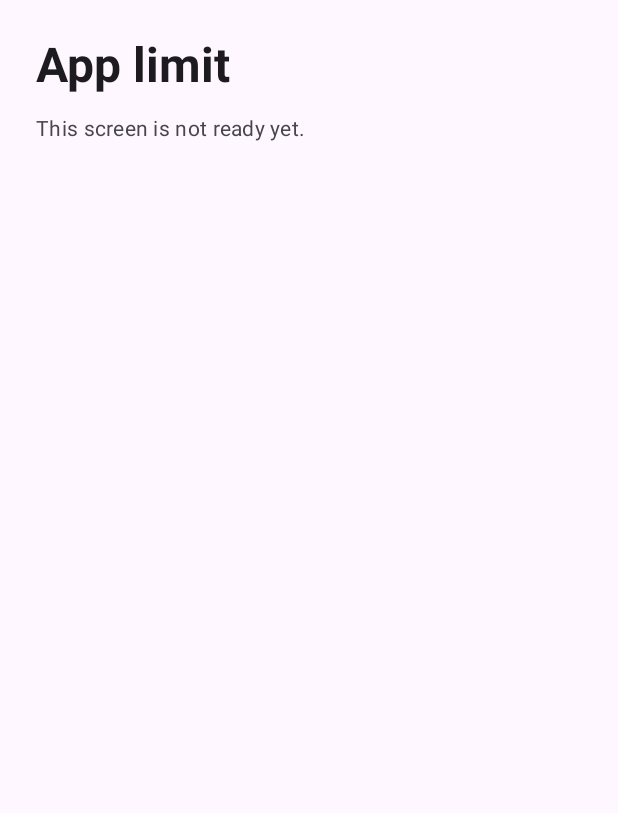
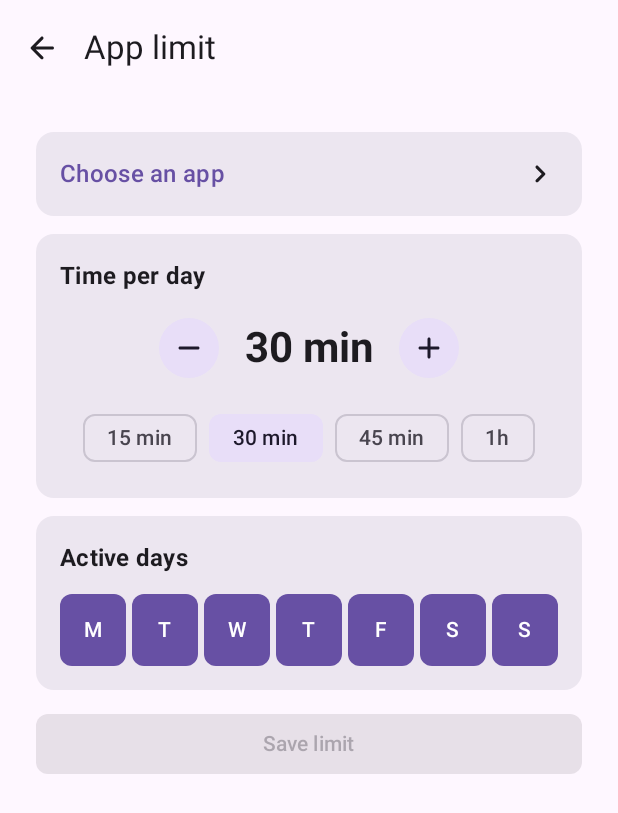
Before and after one commit to JustAntis/Pause, an Android app built with Jetpack Compose: the LimitEditRoute screen opened through its navigation route, on a phone screen of 412 x 824 dp. Shown: the top 813 px of the screen. Run offline under Robolectric (Android 15) with nearby library versions, the phone set to English and light mode, and no system bars; our stand-ins replace Dagger/Hilt's generated code, Room's generated code; libraries missing offline, so code that uses them is left out: androidx.hilt.lifecycle.

Commit message:
add: limit edit screen with app picker, stepper, presets and active days

```diff
--- /dev/null
+++ b/app/src/main/java/com/justantis/pause/presentation/limitedit/LimitEditContract.kt
@@ -0,0 +1,60 @@
+package com.justantis.pause.presentation.limitedit
+
+import com.justantis.pause.domain.model.AppLimit
+import com.justantis.pause.presentation.components.PickerApp
+import java.time.DayOfWeek
+
+data class LimitEditState(
+    val isLoading: Boolean = true,
+    val isEditMode: Boolean = false,
+    val isAppFixed: Boolean = false,
+    val selectedApp: PickerApp? = null,
+    val limitMinutes: Int = DEFAULT_LIMIT_MINUTES,
+    val activeDays: Set<DayOfWeek> = DayOfWeek.entries.toSet(),
+    val availableApps: List<PickerApp> = emptyList(),
+    val isPickerVisible: Boolean = false,
+    val pickerQuery: String = "",
+    val isDeleteDialogVisible: Boolean = false,
+    val isSaving: Boolean = false
+) {
+    val canSave: Boolean
+        get() = selectedApp != null && !isLoading && !isSaving
+
+    val canDecrease: Boolean
+        get() = limitMinutes > AppLimit.MIN_MINUTES
+
+    val canIncrease: Boolean
+        get() = limitMinutes < AppLimit.MAX_MINUTES
+
+    val filteredApps: List<PickerApp>
+        get() = if (pickerQuery.isBlank()) {
+            availableApps
+        } else {
+            availableApps.filter { it.label.contains(pickerQuery.trim(), ignoreCase = true) }
+        }
+
+    companion object {
+        const val DEFAULT_LIMIT_MINUTES = 30
+        val PRESETS_MINUTES = listOf(15, 30, 45, 60)
+    }
+}
+
+sealed interface LimitEditIntent {
+    data object AppRowClicked : LimitEditIntent
+    data class PickerQueryChanged(val query: String) : LimitEditIntent
+    data class AppPicked(val packageName: String) : LimitEditIntent
+    data object PickerDismissed : LimitEditIntent
+    data object DecreaseClicked : LimitEditIntent
+    data object IncreaseClicked : LimitEditIntent
+    data class PresetSelected(val minutes: Int) : LimitEditIntent
+    data class DayToggled(val day: DayOfWeek) : LimitEditIntent
+    data object SaveClicked : LimitEditIntent
+    data object DeleteClicked : LimitEditIntent
+    data object DeleteConfirmed : LimitEditIntent
+    data object DeleteDismissed : LimitEditIntent
+    data object BackClicked : LimitEditIntent
+}
+
+sealed interface LimitEditEffect {
+    data object Close : LimitEditEffect
+}
--- /dev/null
+++ b/app/src/main/java/com/justantis/pause/presentation/limitedit/LimitEditScreen.kt
@@ -0,0 +1,347 @@
+package com.justantis.pause.presentation.limitedit
+
+import androidx.activity.compose.BackHandler
+import androidx.compose.foundation.background
+import androidx.compose.foundation.layout.Arrangement
+import androidx.compose.foundation.layout.Box
+import androidx.compose.foundation.layout.Column
+import androidx.compose.foundation.layout.Row
+import androidx.compose.foundation.layout.Spacer
+import androidx.compose.foundation.layout.fillMaxSize
+import androidx.compose.foundation.layout.fillMaxWidth
+import androidx.compose.foundation.layout.height
+import androidx.compose.foundation.layout.padding
+import androidx.compose.foundation.layout.width
+import androidx.compose.foundation.rememberScrollState
+import androidx.compose.foundation.selection.toggleable
+import androidx.compose.foundation.shape.RoundedCornerShape
+import androidx.compose.foundation.verticalScroll
+import androidx.compose.material.icons.Icons
+import androidx.compose.material.icons.automirrored.rounded.ArrowBack
+import androidx.compose.material.icons.rounded.ChevronRight
+import androidx.compose.material3.AlertDialog
+import androidx.compose.material3.Button
+import androidx.compose.material3.Card
+import androidx.compose.material3.CardDefaults
+import androidx.compose.material3.CircularProgressIndicator
+import androidx.compose.material3.ExperimentalMaterial3Api
+import androidx.compose.material3.FilterChip
+import androidx.compose.material3.Icon
+import androidx.compose.material3.IconButton
+import androidx.compose.material3.MaterialTheme
+import androidx.compose.material3.Scaffold
+import androidx.compose.material3.Text
+import androidx.compose.material3.TextButton
+import androidx.compose.material3.TopAppBar
+import androidx.compose.runtime.Composable
+import androidx.compose.runtime.getValue
+import androidx.compose.ui.Alignment
+import androidx.compose.ui.Modifier
+import androidx.compose.ui.draw.clip
+import androidx.compose.ui.res.stringResource
+import androidx.compose.ui.semantics.Role
+import androidx.compose.ui.semantics.contentDescription
+import androidx.compose.ui.semantics.semantics
+import androidx.compose.ui.text.font.FontWeight
+import androidx.compose.ui.tooling.preview.Preview
+import androidx.compose.ui.unit.dp
+import androidx.hilt.lifecycle.viewmodel.compose.hiltViewModel
+import androidx.lifecycle.compose.collectAsStateWithLifecycle
+import com.justantis.pause.R
+import com.justantis.pause.presentation.components.AppIcon
+import com.justantis.pause.presentation.components.AppPickerSheet
+import com.justantis.pause.presentation.components.ObserveEffects
+import com.justantis.pause.presentation.components.PickerApp
+import com.justantis.pause.presentation.components.ValueStepper
+import com.justantis.pause.presentation.components.dayName
+import com.justantis.pause.presentation.components.formatDuration
+import com.justantis.pause.presentation.theme.PauseTheme
+import java.time.DayOfWeek
+import java.time.format.TextStyle
+
+@Composable
+fun LimitEditRoute(
+    onClose: () -> Unit,
+    viewModel: LimitEditViewModel = hiltViewModel()
+) {
+    val state by viewModel.state.collectAsStateWithLifecycle()
+
+    ObserveEffects(viewModel.effects) { effect ->
+        when (effect) {
+            LimitEditEffect.Close -> onClose()
+        }
+    }
+    BackHandler { viewModel.onIntent(LimitEditIntent.BackClicked) }
+
+    LimitEditScreen(state = state, onIntent = viewModel::onIntent)
+}
+
+@OptIn(ExperimentalMaterial3Api::class)
+@Composable
+fun LimitEditScreen(
+    state: LimitEditState,
+    onIntent: (LimitEditIntent) -> Unit,
+    modifier: Modifier = Modifier
+) {
+    Scaffold(
+        modifier = modifier,
+        topBar = {
+            TopAppBar(
+                title = { Text(text = stringResource(R.string.limit_edit_title)) },
+                navigationIcon = {
+                    IconButton(onClick = { onIntent(LimitEditIntent.BackClicked) }) {
+                        Icon(
+                            imageVector = Icons.AutoMirrored.Rounded.ArrowBack,
+                            contentDescription = stringResource(R.string.back)
+                        )
+                    }
+                }
+            )
+        }
+    ) { innerPadding ->
+        if (state.isLoading) {
+            Box(
+                modifier = Modifier
+                    .fillMaxSize()
+                    .padding(innerPadding),
+                contentAlignment = Alignment.Center
+            ) {
+                CircularProgressIndicator()
+            }
+            return@Scaffold
+        }
+
+        Column(
+            modifier = Modifier
+                .fillMaxSize()
+                .padding(innerPadding)
+                .verticalScroll(rememberScrollState())
+                .padding(24.dp),
+            verticalArrangement = Arrangement.spacedBy(12.dp)
+        ) {
+            AppRow(
+                app = state.selectedApp,
+                isFixed = state.isAppFixed,
+                onClick = { onIntent(LimitEditIntent.AppRowClicked) }
+            )
+            TimePerDayCard(state, onIntent)
+            ActiveDaysCard(activeDays = state.activeDays, onDayToggled = { onIntent(LimitEditIntent.DayToggled(it)) })
+            Button(
+                onClick = { onIntent(LimitEditIntent.SaveClicked) },
+                enabled = state.canSave,
+                modifier = Modifier.fillMaxWidth(),
+                shape = RoundedCornerShape(8.dp)
+            ) {
+                Text(text = stringResource(R.string.limit_edit_save))
+            }
+            if (state.isEditMode) {
+                TextButton(
+                    onClick = { onIntent(LimitEditIntent.DeleteClicked) },
+                    modifier = Modifier.fillMaxWidth(),
+                    shape = RoundedCornerShape(8.dp)
+                ) {
+                    Text(
+                        text = stringResource(R.string.limit_edit_delete),
+                        color = MaterialTheme.colorScheme.error
+                    )
+                }
+            }
+        }
+    }
+
+    if (state.isPickerVisible) {
+        AppPickerSheet(
+            apps = state.filteredApps,
+            query = state.pickerQuery,
+            onQueryChange = { onIntent(LimitEditIntent.PickerQueryChanged(it)) },
+            onAppPicked = { onIntent(LimitEditIntent.AppPicked(it)) },
+            onDismiss = { onIntent(LimitEditIntent.PickerDismissed) }
+        )
+    }
+    if (state.isDeleteDialogVisible) {
+        AlertDialog(
+            onDismissRequest = { onIntent(LimitEditIntent.DeleteDismissed) },
+            title = { Text(text = stringResource(R.string.limit_edit_delete_title)) },
+            text = {
+                Text(
+                    text = stringResource(
+                        R.string.limit_edit_delete_text,
+                        state.selectedApp?.label.orEmpty()
+                    )
+                )
+            },
+            confirmButton = {
+                TextButton(onClick = { onIntent(LimitEditIntent.DeleteConfirmed) }) {
+                    Text(
+                        text = stringResource(R.string.limit_edit_delete_confirm),
+                        color = MaterialTheme.colorScheme.error
+                    )
+                }
+            },
+            dismissButton = {
+                TextButton(onClick = { onIntent(LimitEditIntent.DeleteDismissed) }) {
+                    Text(text = stringResource(R.string.cancel))
+                }
+            }
+        )
+    }
+}
+
+@Composable
+private fun AppRow(app: PickerApp?, isFixed: Boolean, onClick: () -> Unit) {
+    Card(
+        onClick = onClick,
+        enabled = !isFixed,
+        modifier = Modifier.fillMaxWidth(),
+        colors = CardDefaults.cardColors(
+            containerColor = MaterialTheme.colorScheme.surfaceContainerHigh,
+            disabledContainerColor = MaterialTheme.colorScheme.surfaceContainerHigh,
+            disabledContentColor = MaterialTheme.colorScheme.onSurface
+        )
+    ) {
+        Row(
+            modifier = Modifier.padding(16.dp),
+            verticalAlignment = Alignment.CenterVertically
+        ) {
+            if (app != null) {
+                AppIcon(packageName = app.packageName)
+                Spacer(modifier = Modifier.width(12.dp))
+            }
+            Text(
+                text = app?.label ?: stringResource(R.string.limit_edit_choose_app),
+                style = MaterialTheme.typography.titleMedium,
+                color = if (app == null) MaterialTheme.colorScheme.primary else MaterialTheme.colorScheme.onSurface,
+                modifier = Modifier.weight(1f)
+            )
+            if (!isFixed) {
+                Icon(imageVector = Icons.Rounded.ChevronRight, contentDescription = null)
+            }
+        }
+    }
+}
+
+@Composable
+private fun TimePerDayCard(state: LimitEditState, onIntent: (LimitEditIntent) -> Unit) {
+    Card(
+        modifier = Modifier.fillMaxWidth(),
+        colors = CardDefaults.cardColors(
+            containerColor = MaterialTheme.colorScheme.surfaceContainerHigh
+        )
+    ) {
+        Column(
+            modifier = Modifier
+                .fillMaxWidth()
+                .padding(16.dp),
+            horizontalAlignment = Alignment.CenterHorizontally,
+            verticalArrangement = Arrangement.spacedBy(12.dp)
+        ) {
+            Text(
+                text = stringResource(R.string.limit_edit_time_per_day),
+                style = MaterialTheme.typography.titleMedium,
+                fontWeight = FontWeight.Bold,
+                modifier = Modifier.fillMaxWidth()
+            )
+            ValueStepper(
+                value = formatDuration(state.limitMinutes),
+                onDecrease = { onIntent(LimitEditIntent.DecreaseClicked) },
+                onIncrease = { onIntent(LimitEditIntent.IncreaseClicked) },
+                decreaseEnabled = state.canDecrease,
+                increaseEnabled = state.canIncrease
+            )
+            Row(horizontalArrangement = Arrangement.spacedBy(8.dp)) {
+                LimitEditState.PRESETS_MINUTES.forEach { minutes ->
+                    FilterChip(
+                        selected = state.limitMinutes == minutes,
+                        onClick = { onIntent(LimitEditIntent.PresetSelected(minutes)) },
+                        label = { Text(text = formatDuration(minutes)) }
+                    )
+                }
+            }
+        }
+    }
+}
+
+@Composable
+private fun ActiveDaysCard(activeDays: Set<DayOfWeek>, onDayToggled: (DayOfWeek) -> Unit) {
+    Card(
+        modifier = Modifier.fillMaxWidth(),
+        colors = CardDefaults.cardColors(
+            containerColor = MaterialTheme.colorScheme.surfaceContainerHigh
+        )
+    ) {
+        Column(
+            modifier = Modifier.padding(16.dp),
+            verticalArrangement = Arrangement.spacedBy(12.dp)
+        ) {
+            Text(
+                text = stringResource(R.string.limit_edit_active_days),
+                style = MaterialTheme.typography.titleMedium,
+                fontWeight = FontWeight.Bold
+            )
+            Row(horizontalArrangement = Arrangement.spacedBy(4.dp)) {
+                DayOfWeek.entries.forEach { day ->
+                    DayToggle(
+                        label = dayName(day, TextStyle.NARROW),
+                        description = dayName(day, TextStyle.FULL),
+                        selected = day in activeDays,
+                        onToggle = { onDayToggled(day) },
+                        modifier = Modifier.weight(1f)
+                    )
+                }
+            }
+        }
+    }
+}
+
+@Composable
+private fun DayToggle(
+    label: String,
+    description: String,
+    selected: Boolean,
+    onToggle: () -> Unit,
+    modifier: Modifier = Modifier
+) {
+    Box(
+        modifier = modifier
+            .height(48.dp)
+            .clip(RoundedCornerShape(8.dp))
+            .background(
+                if (selected) MaterialTheme.colorScheme.primary else MaterialTheme.colorScheme.surfaceVariant
+            )
+            .toggleable(value = selected, role = Role.Checkbox, onValueChange = { onToggle() })
+            .semantics { contentDescription = description },
+        contentAlignment = Alignment.Center
+    ) {
+        Text(
+            text = label,
+            style = MaterialTheme.typography.labelLarge,
+            color = if (selected) MaterialTheme.colorScheme.onPrimary else MaterialTheme.colorScheme.onSurfaceVariant
+        )
+    }
+}
+
+@Preview(device = "spec:width=411dp,height=891dp", showSystemUi = true, showBackground = true)
+@Composable
+fun LimitEditScreenPreview() {
+    PauseTheme {
+        LimitEditScreen(
+            state = LimitEditState(
+                isLoading = false,
+                isEditMode = true,
+                isAppFixed = true,
+                selectedApp = PickerApp("com.instagram.android", "Instagram"),
+                limitMinutes = 45,
+                activeDays = DayOfWeek.entries.toSet() - DayOfWeek.SATURDAY - DayOfWeek.SUNDAY
+            ),
+            onIntent = {}
+        )
+    }
+}
+
+@Preview(device = "spec:width=411dp,height=891dp", showSystemUi = true, showBackground = true)
+@Composable
+fun LimitEditScreenCreatePreview() {
+    PauseTheme {
+        LimitEditScreen(state = LimitEditState(isLoading = false), onIntent = {})
+    }
+}
--- /dev/null
+++ b/app/src/main/java/com/justantis/pause/presentation/limitedit/LimitEditViewModel.kt
@@ -0,0 +1,135 @@
+package com.justantis.pause.presentation.limitedit
+
+import androidx.lifecycle.SavedStateHandle
+import androidx.lifecycle.ViewModel
+import androidx.lifecycle.viewModelScope
+import com.justantis.pause.domain.model.AppLimit
+import com.justantis.pause.domain.usecase.DeleteLimitUseCase
+import com.justantis.pause.domain.usecase.GetAppUseCase
+import com.justantis.pause.domain.usecase.GetLaunchableAppsUseCase
+import com.justantis.pause.domain.usecase.GetLimitUseCase
+import com.justantis.pause.domain.usecase.ObserveLimitsUseCase
+import com.justantis.pause.domain.usecase.SaveLimitUseCase
+import com.justantis.pause.presentation.components.PickerApp
+import dagger.hilt.android.lifecycle.HiltViewModel
+import kotlinx.coroutines.channels.Channel
+import kotlinx.coroutines.flow.Flow
+import kotlinx.coroutines.flow.MutableStateFlow
+import kotlinx.coroutines.flow.StateFlow
+import kotlinx.coroutines.flow.asStateFlow
+import kotlinx.coroutines.flow.first
+import kotlinx.coroutines.flow.receiveAsFlow
+import kotlinx.coroutines.flow.update
+import kotlinx.coroutines.launch
+import javax.inject.Inject
+
+@HiltViewModel
+class LimitEditViewModel @Inject constructor(
+    savedStateHandle: SavedStateHandle,
+    private val getLimit: GetLimitUseCase,
+    private val getApp: GetAppUseCase,
+    private val getLaunchableApps: GetLaunchableAppsUseCase,
+    private val observeLimits: ObserveLimitsUseCase,
+    private val saveLimit: SaveLimitUseCase,
+    private val deleteLimit: DeleteLimitUseCase
+) : ViewModel() {
+
+    private val packageName: String? = savedStateHandle[PACKAGE_NAME_ARG]
+
+    private val _state = MutableStateFlow(LimitEditState())
+    val state: StateFlow<LimitEditState> = _state.asStateFlow()
+
+    private val _effects = Channel<LimitEditEffect>(Channel.BUFFERED)
+    val effects: Flow<LimitEditEffect> = _effects.receiveAsFlow()
+
+    init {
+        viewModelScope.launch { load() }
+    }
+
+    fun onIntent(intent: LimitEditIntent) {
+        when (intent) {
+            LimitEditIntent.AppRowClicked -> _state.update {
+                if (it.isAppFixed) it else it.copy(isPickerVisible = true, pickerQuery = "")
+            }
+            is LimitEditIntent.PickerQueryChanged -> _state.update { it.copy(pickerQuery = intent.query) }
+            is LimitEditIntent.AppPicked -> _state.update { state ->
+                state.copy(
+                    selectedApp = state.availableApps.firstOrNull { it.packageName == intent.packageName },
+                    isPickerVisible = false
+                )
+            }
+            LimitEditIntent.PickerDismissed -> _state.update { it.copy(isPickerVisible = false) }
+            LimitEditIntent.DecreaseClicked -> changeLimit(-AppLimit.STEP_MINUTES)
+            LimitEditIntent.IncreaseClicked -> changeLimit(AppLimit.STEP_MINUTES)
+            is LimitEditIntent.PresetSelected -> _state.update { it.copy(limitMinutes = intent.minutes) }
+            is LimitEditIntent.DayToggled -> toggleDay(intent)
+            LimitEditIntent.SaveClicked -> save()
+            LimitEditIntent.DeleteClicked -> _state.update { it.copy(isDeleteDialogVisible = true) }
+            LimitEditIntent.DeleteDismissed -> _state.update { it.copy(isDeleteDialogVisible = false) }
+            LimitEditIntent.DeleteConfirmed -> delete()
+            LimitEditIntent.BackClicked -> close()
+        }
+    }
+
+    private suspend fun load() {
+        if (packageName == null) {
+            val limited = observeLimits().first().map { it.packageName }.toSet()
+            val apps = getLaunchableApps()
+                .filter { it.packageName !in limited }
+                .map { PickerApp(it.packageName, it.label) }
+            _state.update { it.copy(isLoading = false, availableApps = apps) }
+            return
+        }
+
+        val app = PickerApp(packageName, getApp(packageName)?.label ?: packageName)
+        val limit = getLimit(packageName)
+        _state.update {
+            it.copy(
+                isLoading = false,
+                isEditMode = limit != null,
+                isAppFixed = true,
+                selectedApp = app,
+                limitMinutes = limit?.limitMinutes ?: it.limitMinutes,
+                activeDays = limit?.activeDays ?: it.activeDays
+            )
+        }
+    }
+
+    private fun changeLimit(delta: Int) = _state.update {
+        it.copy(limitMinutes = (it.limitMinutes + delta).coerceIn(AppLimit.MIN_MINUTES, AppLimit.MAX_MINUTES))
+    }
+
+    private fun toggleDay(intent: LimitEditIntent.DayToggled) = _state.update { state ->
+        val days = if (intent.day in state.activeDays) state.activeDays - intent.day else state.activeDays + intent.day
+        if (days.isEmpty()) state else state.copy(activeDays = days)
+    }
+
+    private fun save() {
+        val current = _state.value
+        val app = current.selectedApp ?: return
+        if (!current.canSave) return
+        _state.update { it.copy(isSaving = true) }
+        viewModelScope.launch {
+            saveLimit(app.packageName, current.limitMinutes, current.activeDays)
+            _effects.send(LimitEditEffect.Close)
+        }
+    }
+
+    private fun delete() {
+        val app = _state.value.selectedApp ?: return
+        _state.update { it.copy(isDeleteDialogVisible = false, isSaving = true) }
+        viewModelScope.launch {
+            deleteLimit(app.packageName)
+            _effects.send(LimitEditEffect.Close)
+        }
+    }
+
+    private fun close() {
+        viewModelScope.launch { _effects.send(LimitEditEffect.Close) }
+    }
+
+    companion object {
+        /** Name of the route argument in [com.justantis.pause.presentation.navigation.LimitEditDestination]. */
+        const val PACKAGE_NAME_ARG = "packageName"
+    }
+}
--- a/app/src/main/java/com/justantis/pause/presentation/navigation/PauseNavHost.kt
+++ b/app/src/main/java/com/justantis/pause/presentation/navigation/PauseNavHost.kt
@@ -23,6 +23,7 @@ import androidx.navigation.navigation
 import androidx.navigation.toRoute
 import com.justantis.pause.R
 import com.justantis.pause.presentation.home.HomeRoute
+import com.justantis.pause.presentation.limitedit.LimitEditRoute
 import com.justantis.pause.presentation.limits.LimitsRoute
 import com.justantis.pause.presentation.onboarding.OnboardingRoute
 import com.justantis.pause.presentation.stats.StatsScreen
@@ -84,7 +85,7 @@ fun PauseNavHost(
                     LimitsRoute(onOpenLimitEdit = { navController.navigate(LimitEditDestination(it)) })
                 }
                 composable<LimitEditDestination> {
-                    PlaceholderScreen(title = stringResource(R.string.limit_edit_title))
+                    LimitEditRoute(onClose = { navController.popBackStack() })
                 }
                 composable<ProfileDestination> {
                     PlaceholderScreen(title = stringResource(R.string.nav_profile))
--- a/app/src/main/res/values/strings.xml
+++ b/app/src/main/res/values/strings.xml
@@ -29,6 +29,15 @@
     <string name="back">Back</string>
 
     <string name="limit_edit_title">App limit</string>
+    <string name="limit_edit_choose_app">Choose an app</string>
+    <string name="limit_edit_time_per_day">Time per day</string>
+    <string name="limit_edit_active_days">Active days</string>
+    <string name="limit_edit_save">Save limit</string>
+    <string name="limit_edit_delete">Delete limit</string>
+    <string name="limit_edit_delete_title">Delete this limit?</string>
+    <string name="limit_edit_delete_text">%1$s will no longer have a daily limit. Its history stays in your statistics.</string>
+    <string name="limit_edit_delete_confirm">Delete</string>
+    <string name="cancel">Cancel</string>
 
     <!-- Onboarding -->
     <string name="onboarding_next">Next</string>
```
Also changed, not shown: 2 other files.
